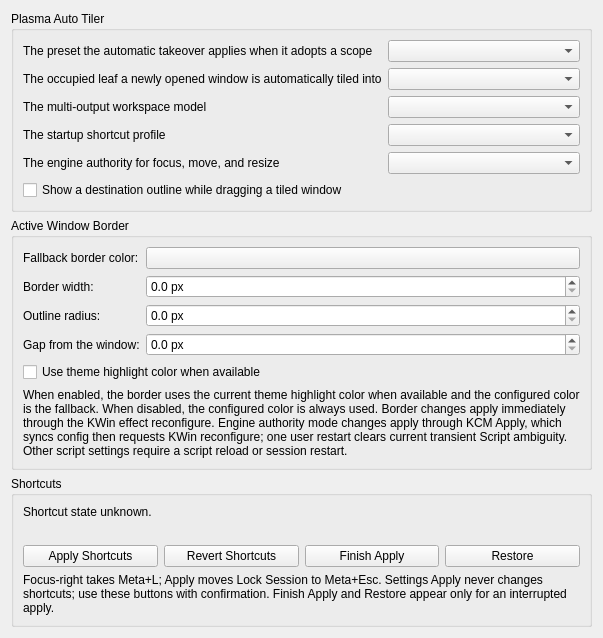
beefsack/plasma-auto-tiler, file kwin/native-effect/activeborderconfig.ui: the form before one commit.
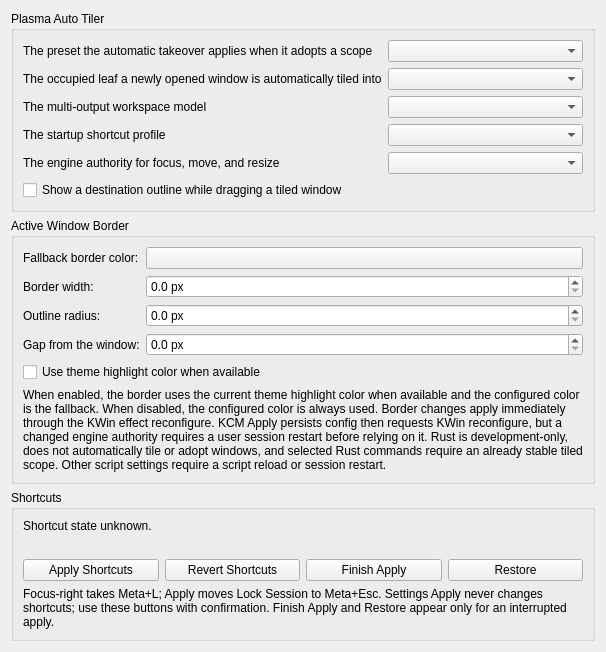
The form after the commit. Custom widgets are drawn as their Qt base class.

Commit message: fix(kcm): clarify Rust authority recovery

Patch:
```diff
--- a/kwin/native-effect/activeborderconfig.ui
+++ b/kwin/native-effect/activeborderconfig.ui
@@ -182,7 +182,7 @@
        <item row="5" column="0" colspan="2">
         <widget class="QLabel" name="borderDescription">
          <property name="text">
-            <string>When enabled, the border uses the current theme highlight color when available and the configured color is the fallback. When disabled, the configured color is always used. Border changes apply immediately through the KWin effect reconfigure. Engine authority mode changes apply through KCM Apply, which syncs config then requests KWin reconfigure; one user restart clears current transient Script ambiguity. Other script settings require a script reload or session restart.</string>
+             <string>When enabled, the border uses the current theme highlight color when available and the configured color is the fallback. When disabled, the configured color is always used. Border changes apply immediately through the KWin effect reconfigure. KCM Apply persists config then requests KWin reconfigure, but a changed engine authority requires a user session restart before relying on it. Rust is development-only, does not automatically tile or adopt windows, and selected Rust commands require an already stable tiled scope. Other script settings require a script reload or session restart.</string>
         </property>
         <property name="wordWrap">
          <bool>true</bool>
```
The commit also changes 3 other files.
